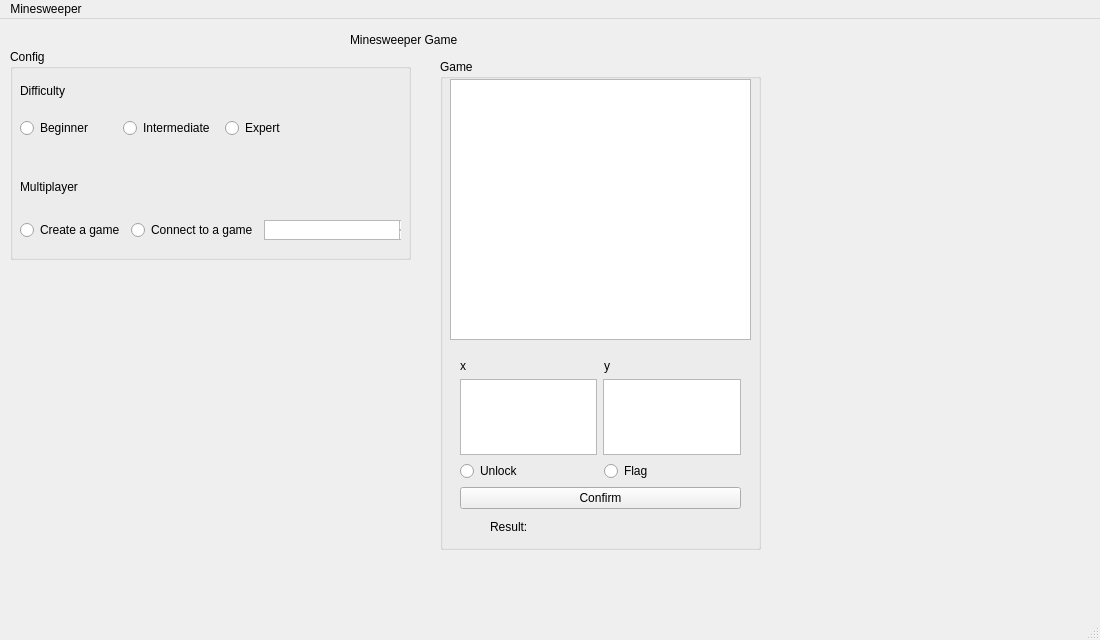
lucasrennok/Minesweeper, file v2_with_interface/mainwindow.ui: the form before one commit.
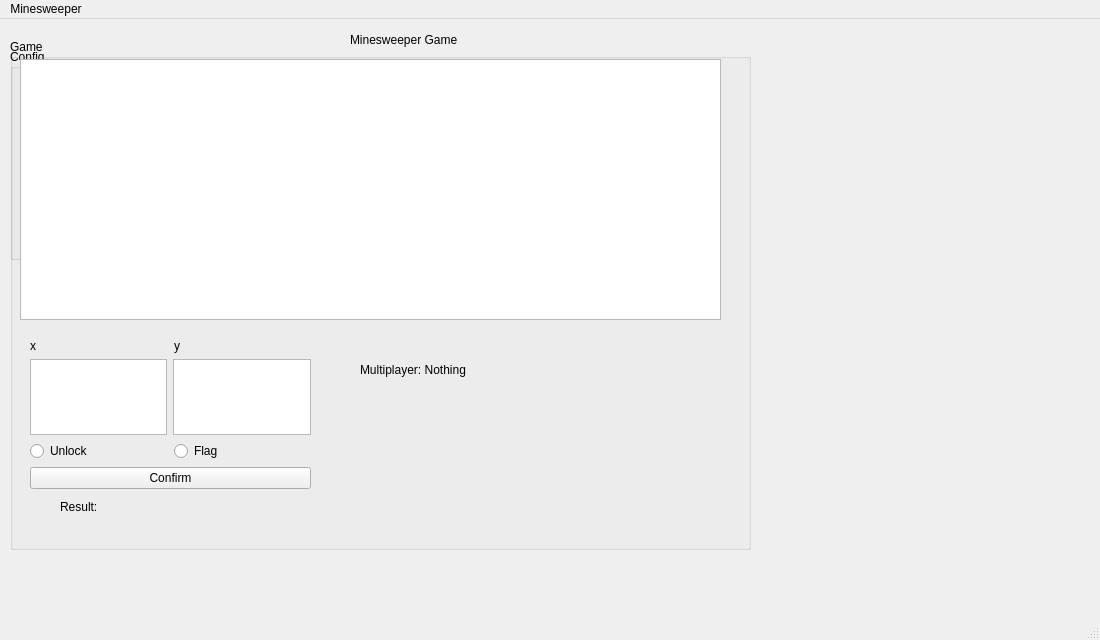
The form after the commit.

What changed in the file:
```diff
--- a/v2_with_interface/mainwindow.ui
+++ b/v2_with_interface/mainwindow.ui
@@ -172,10 +172,10 @@
    <widget class="QGroupBox" name="groupBoxGameB">
     <property name="geometry">
      <rect>
-      <x>440</x>
-      <y>40</y>
-      <width>321</width>
-      <height>491</height>
+      <x>10</x>
+      <y>20</y>
+      <width>741</width>
+      <height>511</height>
      </rect>
     </property>
     <property name="title">
@@ -186,7 +186,7 @@
       <rect>
        <x>10</x>
        <y>20</y>
-       <width>301</width>
+       <width>701</width>
        <height>261</height>
       </rect>
      </property>
@@ -269,6 +269,19 @@
       <string>Result: </string>
      </property>
     </widget>
+    <widget class="QLabel" name="labelMulti">
+     <property name="geometry">
+      <rect>
+       <x>350</x>
+       <y>320</y>
+       <width>111</width>
+       <height>21</height>
+      </rect>
+     </property>
+     <property name="text">
+      <string>Multiplayer: Nothing</string>
+     </property>
+    </widget>
    </widget>
   </widget>
   <widget class="QMenuBar" name="menubar">
```
